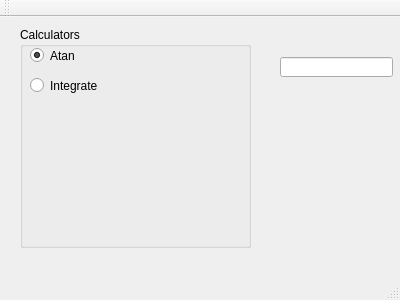
Before: the Qt Designer form code-demo/piQt/piQt/mainwindow.ui in kzhereb/knu-is-ooop2018, drawn with Qt 5.
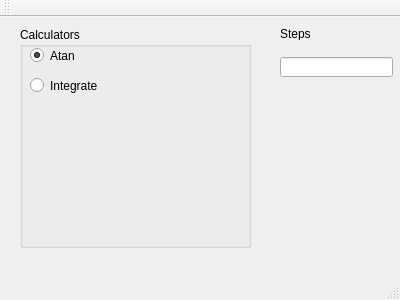
After: the same form once the commit is applied.

Commit message: Added label for steps

```diff
--- a/code-demo/piQt/piQt/mainwindow.ui
+++ b/code-demo/piQt/piQt/mainwindow.ui
@@ -69,6 +69,19 @@
      </rect>
     </property>
    </widget>
+   <widget class="QLabel" name="lblSteps">
+    <property name="geometry">
+     <rect>
+      <x>280</x>
+      <y>10</y>
+      <width>47</width>
+      <height>13</height>
+     </rect>
+    </property>
+    <property name="text">
+     <string>Steps</string>
+    </property>
+   </widget>
   </widget>
   <widget class="QMenuBar" name="menuBar">
    <property name="geometry">
```
